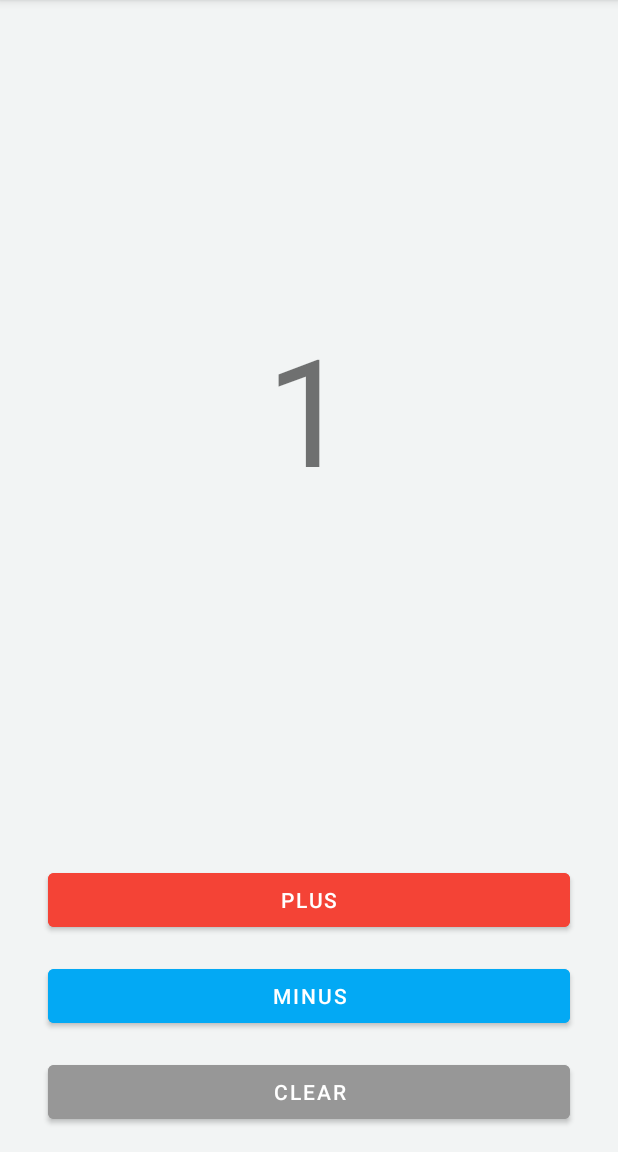
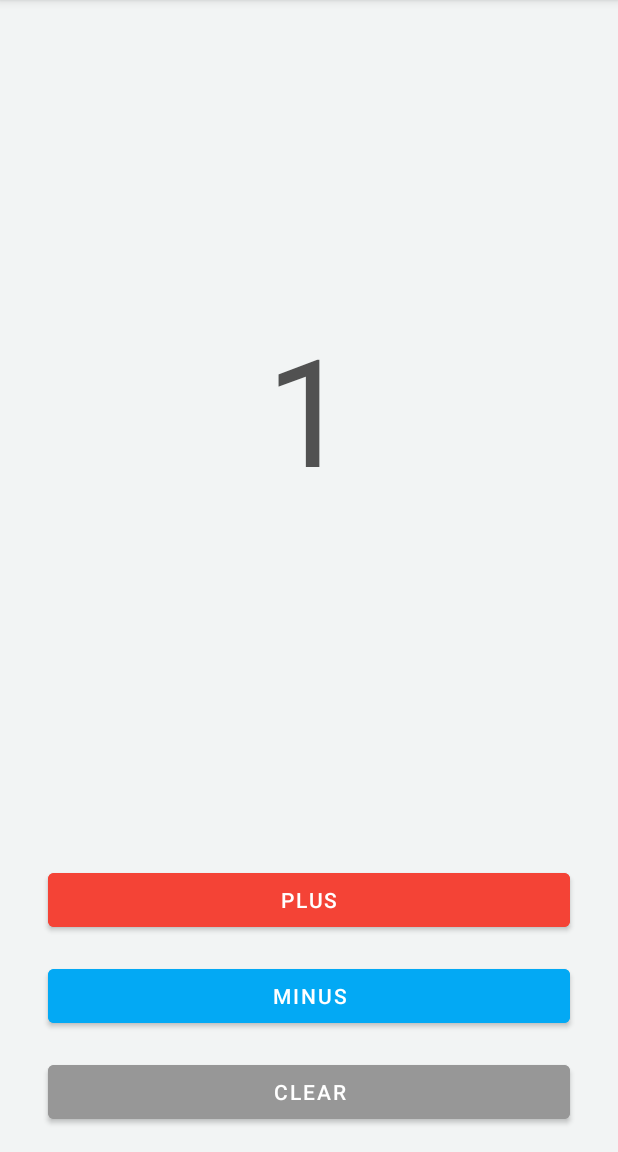
Before and after one commit to penguin-02/AndroidStudy2022, an Android app: the screen it shows after launch (MainActivity), after a tap on "PLUS", on a phone screen of 412 x 824 dp, the part 84-1236 px from its top. Run offline under Robolectric (Android 15) with nearby library versions, the phone set to English and light mode, and no system bars.

Commit message:
countapp

```diff
--- a/CountApp/app/src/main/java/com/example/countapp/MainActivity.kt
+++ b/CountApp/app/src/main/java/com/example/countapp/MainActivity.kt
@@ -27,6 +27,7 @@ class MainActivity : AppCompatActivity() {
                 numberText.setTextColor(Color.parseColor("#515151"))
             }
              */
+            color(num)
             numberText.text = num.toString()
         }
 
@@ -50,7 +51,7 @@ class MainActivity : AppCompatActivity() {
     }
     fun color(num : Int){
         val numberText: TextView = findViewById(R.id.numberText)
-        if(num %3 == 0 && num ! =0){
+        if(num % 3 == 0 && num != 0){
             numberText.setTextColor(Color.parseColor("#ef857d"))
         }else{
             numberText.setTextColor(Color.parseColor("#515151"))
```
Also changed, not shown: gradle/wrapper/gradle-wrapper.properties (added), 3 other files.
